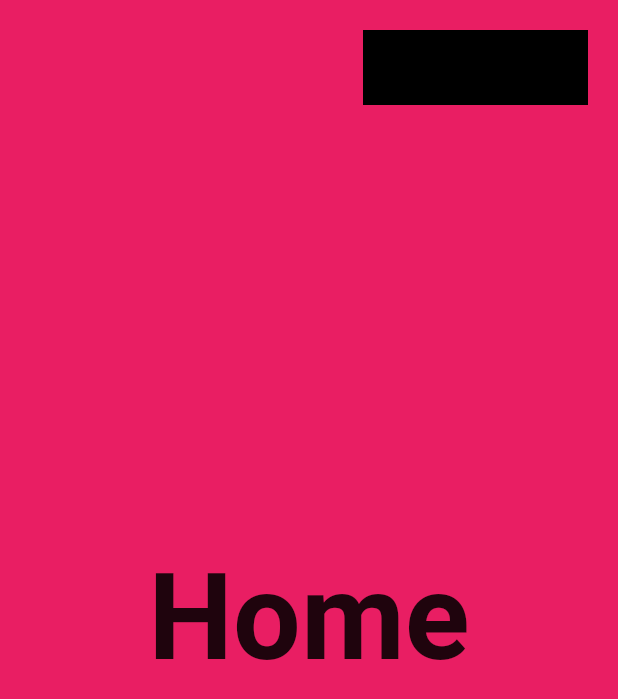
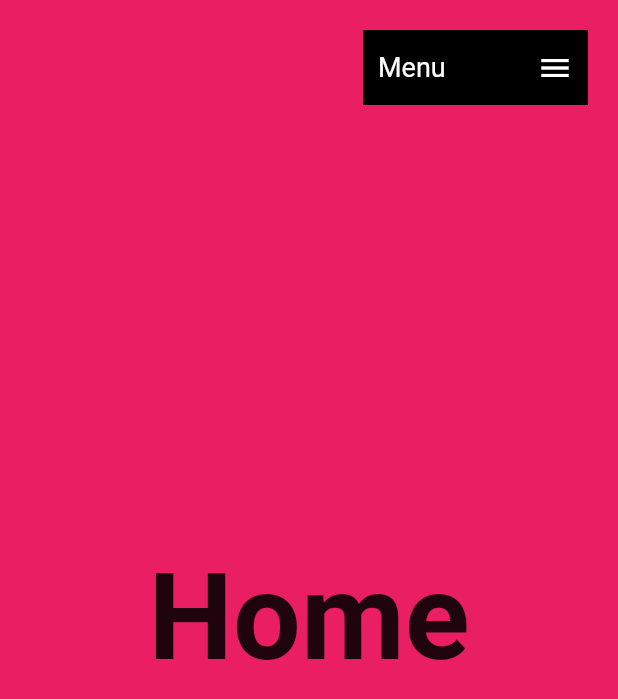
Before and after one commit to eliezerantonio/flutter-web, a Flutter app: the screen it shows after launch, on a phone screen of 412 x 824 dp. Shown: the top 699 px of the screen. Run offline on Flutter 3.47's test engine with Material 2 defaults, Android fonts, the phone set to English and light mode, and no system bars; our stand-ins replace fluro, get_it, google_fonts.

Commit message:
constuindo menu

```diff
--- a/leading_page/lib/ui/pages/home_page.dart
+++ b/leading_page/lib/ui/pages/home_page.dart
@@ -1,4 +1,5 @@
 import 'package:flutter/material.dart';
+import 'package:leading_page/ui/shared/custom_app_menu.dart';
 import 'package:leading_page/ui/views/about_view.dart';
 import 'package:leading_page/ui/views/contact_view.dart';
 import 'package:leading_page/ui/views/home_view.dart';
@@ -16,11 +17,7 @@ class HomePage extends StatelessWidget {
           Positioned(
             right: 20,
             top: 20,
-            child: Container(
-              width: 150,
-              height: 50,
-              color: Colors.black,
-            ),
+            child: CustomAppMenu(),
           )
         ]),
       ),
--- /dev/null
+++ b/leading_page/lib/ui/shared/custom_app_menu.dart
@@ -0,0 +1,32 @@
+import 'package:flutter/material.dart';
+import 'package:google_fonts/google_fonts.dart';
+
+class CustomAppMenu extends StatelessWidget {
+  const CustomAppMenu({Key? key}) : super(key: key);
+
+  @override
+  Widget build(BuildContext context) {
+    return Container(
+      width: 150,
+      padding: EdgeInsets.symmetric(horizontal: 10),
+      height: 50,
+      color: Colors.black,
+      child: Row(
+        children: [
+          Text(
+            "Menu",
+            style: GoogleFonts.roboto(
+              color: Colors.white,
+              fontSize: 18,
+            ),
+          ),
+          Spacer(),
+          Icon(
+            Icons.menu,
+            color: Colors.white,
+          )
+        ],
+      ),
+    );
+  }
+}
```
